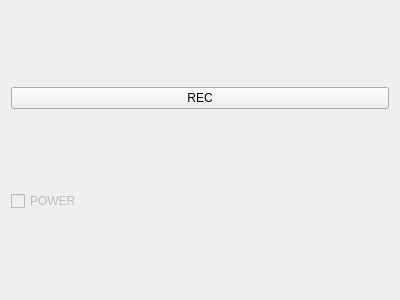
The window that testqt/widget.ui (mariogeiger/clapswitch) describes before a commit, drawn with Qt 5.
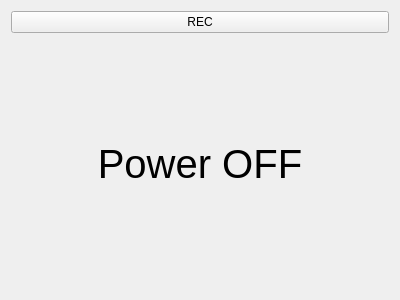
The same window after the commit.

The edit to the form file:
```diff
--- a/testqt/widget.ui
+++ b/testqt/widget.ui
@@ -22,12 +22,17 @@
     </widget>
    </item>
    <item>
-    <widget class="QCheckBox" name="power">
-     <property name="enabled">
-      <bool>false</bool>
+    <widget class="QLabel" name="power">
+     <property name="font">
+      <font>
+       <pointsize>30</pointsize>
+      </font>
      </property>
      <property name="text">
-      <string>POWER</string>
+      <string>Power OFF</string>
+     </property>
+     <property name="alignment">
+      <set>Qt::AlignCenter</set>
      </property>
     </widget>
    </item>
```
Left out of the diff: 2 changed lines with no effect on the pictures.
